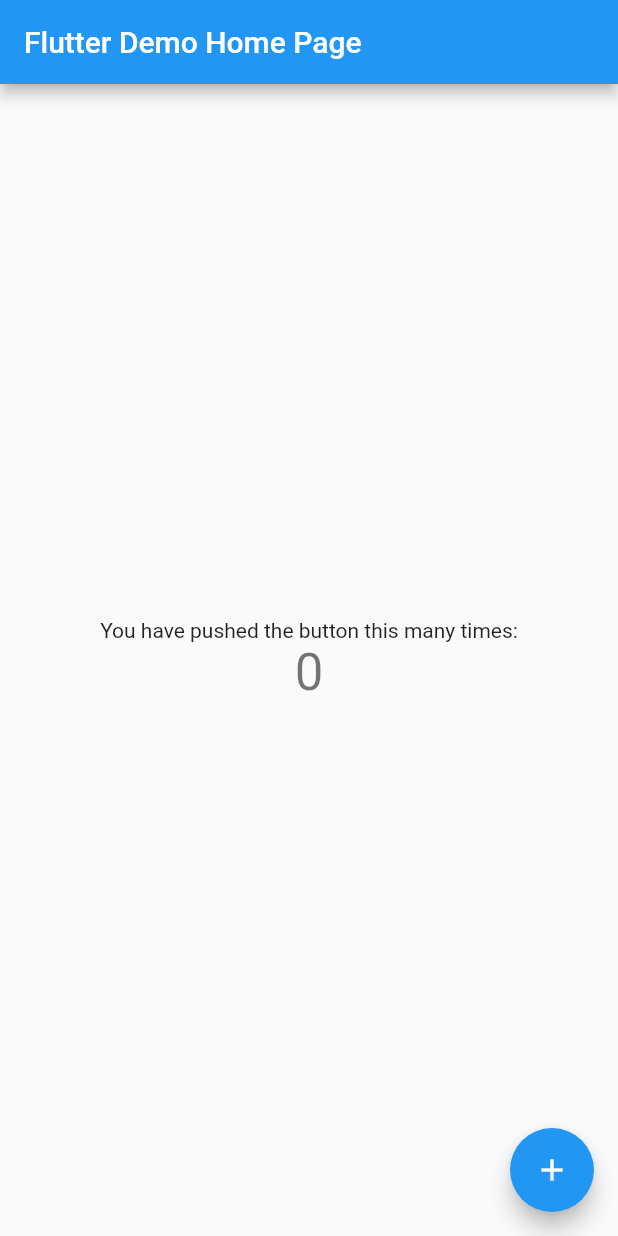
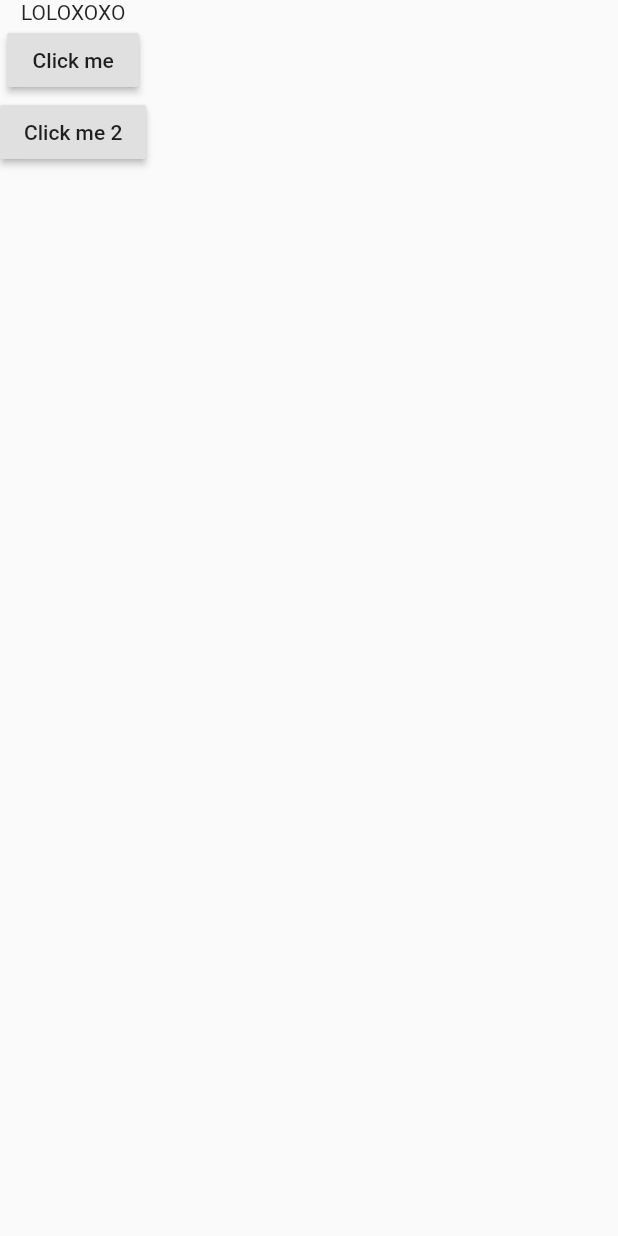
Before and after one commit to rajaomariajaona/Berisheba-Mobile, a Flutter app: the screen it shows after launch, on a phone screen of 412 x 824 dp. Run offline on Flutter 3.47's test engine with Material 2 defaults, Android fonts, the phone set to English and light mode, and no system bars; our stand-ins replace flutter_mobx, mobx; generated files the repository leaves out were written again.

Commit message:
Before switch to JAVA

```diff
--- a/lib/main.dart
+++ b/lib/main.dart
@@ -1,3 +1,5 @@
+import 'package:berisheba/my_home_page.dart';
+import 'package:berisheba/test_native.dart';
 import 'package:flutter/material.dart';
 
 void main() => runApp(MyApp());
@@ -11,54 +13,7 @@ class MyApp extends StatelessWidget {
       theme: ThemeData(
         primarySwatch: Colors.blue,
       ),
-      home: MyHomePage(title: 'Flutter Demo Home Page'),
+      home: TestNative(),
     );
   }
 }
-
-class MyHomePage extends StatefulWidget {
-  MyHomePage({Key key, this.title}) : super(key: key);
-
-  final String title;
-
-  @override
-  _MyHomePageState createState() => _MyHomePageState();
-}
-
-class _MyHomePageState extends State<MyHomePage> {
-  int _counter = 0;
-
-  void _incrementCounter() {
-    setState(() {
-      _counter++;
-    });
-  }
-
-  @override
-  Widget build(BuildContext context) {
-    return Scaffold(
-      appBar: AppBar(
-        title: Text(widget.title),
-      ),
-      body: Center(
-        child: Column(
-          mainAxisAlignment: MainAxisAlignment.center,
-          children: <Widget>[
-            Text(
-              'You have pushed the button this many times:',
-            ),
-            Text(
-              '$_counter',
-              style: Theme.of(context).textTheme.display1,
-            ),
-          ],
-        ),
-      ),
-      floatingActionButton: FloatingActionButton(
-        onPressed: _incrementCounter,
-        tooltip: 'Increment',
-        child: Icon(Icons.add),
-      ), // This trailing comma makes auto-formatting nicer for build methods.
-    );
-  }
-}
--- /dev/null
+++ b/lib/test_native.dart
@@ -0,0 +1,50 @@
+import 'package:flutter/material.dart';
+import 'package:flutter/services.dart';
+
+class TestNative extends StatefulWidget {
+  TestNative({Key key}) : super(key: key);
+
+  @override
+  _TestNativeState createState() => _TestNativeState();
+}
+
+class _TestNativeState extends State<TestNative> {
+  static const platform = MethodChannel("test.channel");
+  String _resultat = "LOLOXOXO";
+  Future<void> getText() async{
+      try{
+        _resultat = await platform.invokeMethod("getHelloWorld");
+      }catch(e){
+        _resultat = "error";
+      }
+  }
+  @override
+  Widget build(BuildContext context) {
+    return Scaffold(
+      body: Column(
+        children: <Widget>[
+          Container(
+            child: Text(_resultat),
+          ),
+          RaisedButton(
+            child: Text("Click me"),
+            onPressed: (){
+              setState((){
+                _resultat = "LOLO";
+              });
+            },
+          ),
+          RaisedButton(
+            child: Text("Click me 2"),
+            onPressed: () async{
+              await getText();
+              setState(() {
+
+              });
+            },
+          )
+        ],
+      ),
+    );
+  }
+}
```
Also changed, not shown: lib/client.dart (added, +18 -0 lines), lib/my_home_page.dart (added, +39 -0 lines), lib/client.g.dart (added), 17 other files.
